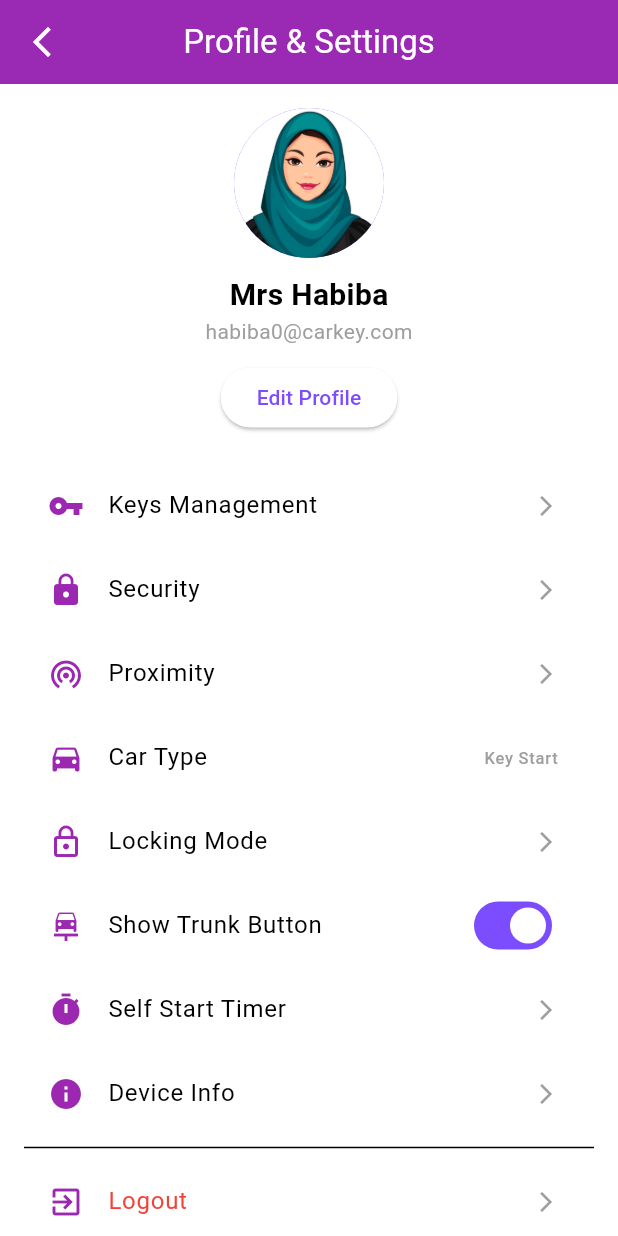
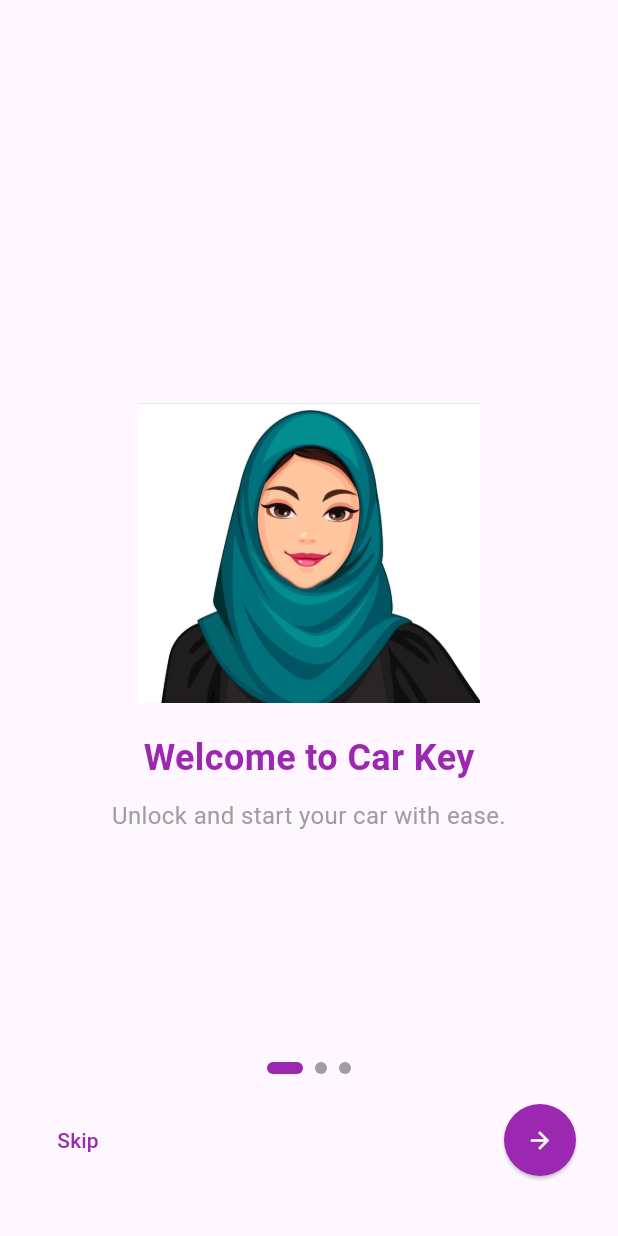
Before and after one commit to m16-omar/carkey_app, a Flutter app: the screen it shows after launch, on a phone screen of 412 x 824 dp. Run offline on Flutter 3.47's test engine with Material 3 defaults, Android fonts, the light colour scheme and no system bars; drawn by our look-alikes of smooth_page_indicator.

Commit message:
Add files via upload

```diff
--- a/lib/main.dart
+++ b/lib/main.dart
@@ -1,6 +1,8 @@
-// import 'package:carkey_app/screens/dashboard_screen.dart';
+import 'package:flutter/material.dart';
+import 'package:carkey_app/screens/splash_screen.dart';
+import 'package:carkey_app/screens/onboarding_screen.dart';
+import 'package:carkey_app/screens/dashboard_screen.dart';
 import 'package:carkey_app/screens/settings_screen.dart';
-import 'package:flutter/material.dart';
 
 void main() {
   runApp(const MyApp());
@@ -8,19 +10,19 @@
 
 class MyApp extends StatelessWidget {
   const MyApp({super.key});
+
   @override
   Widget build(BuildContext context) {
     return MaterialApp(
       debugShowCheckedModeBanner: false,
-      theme: ThemeData(
-        primaryColor: Colors.deepPurpleAccent,
-        colorScheme: ColorScheme.light(
-          primary: Colors.deepPurpleAccent,
-          secondary: Colors.green,
-          background: Colors.white,
-        ),
-      ),
-      home: const ProfileSettingsScreen(),
+      title: 'CarKey App',
+      initialRoute: '/splash',
+      routes: {
+        '/splash': (context) => SplashScreen(),
+        '/onboarding': (context) => OnboardingScreen(),
+        '/dashboard': (context) => const DashboardScreen(),
+        '/profile_settings': (context) => const ProfileSettingsScreen(),
+      },
     );
   }
 }
--- /dev/null
+++ b/lib/screens/onboarding_screen.dart
@@ -0,0 +1,129 @@
+import 'package:flutter/material.dart';
+import 'package:smooth_page_indicator/smooth_page_indicator.dart';
+
+class OnboardingScreen extends StatefulWidget {
+  @override
+  _OnboardingScreenState createState() => _OnboardingScreenState();
+}
+
+class _OnboardingScreenState extends State<OnboardingScreen> {
+  final PageController _controller = PageController();
+  bool isLastPage = false;
+
+  @override
+  Widget build(BuildContext context) {
+    return Scaffold(
+      body: Stack(
+        children: [
+          PageView(
+            controller: _controller,
+            onPageChanged: (index) {
+              setState(() => isLastPage = index == 2);
+            },
+            children: [
+              buildPage(
+                image: 'assets/images/driver.png',
+                title: 'Welcome to Car Key',
+                subtitle: 'Unlock and start your car with ease.',
+              ),
+              buildPage(
+                image: 'assets/images/driver.png',
+                title: 'Secure Access',
+                subtitle: 'Manage and share car access securely.',
+              ),
+              buildPage(
+                image: 'assets/images/driver.png',
+                title: 'Get Started',
+                subtitle: 'Enjoy seamless car control.',
+              ),
+            ],
+          ),
+          Positioned(
+            bottom: 40,
+            left: 20,
+            right: 20,
+            child: Column(
+              children: [
+                SmoothPageIndicator(
+                  controller: _controller,
+                  count: 3,
+                  effect: ExpandingDotsEffect(
+                    activeDotColor: Colors.purple,
+                    dotHeight: 8,
+                    dotWidth: 8,
+                  ),
+                ),
+                const SizedBox(height: 20),
+                isLastPage
+                    ? ElevatedButton(
+                        onPressed: () {
+                          Navigator.pushReplacementNamed(context, '/dashboard');
+                        },
+                        style: ElevatedButton.styleFrom(
+                          backgroundColor: Colors.purple,
+                          shape: RoundedRectangleBorder(
+                            borderRadius: BorderRadius.circular(10),
+                          ),
+                          minimumSize: Size(double.infinity, 50),
+                        ),
+                        child: const Text('Get Started',
+                            style: TextStyle(color: Colors.white)),
+                      )
+                    : Row(
+                        mainAxisAlignment: MainAxisAlignment.spaceBetween,
+                        children: [
+                          TextButton(
+                            onPressed: () => _controller.jumpToPage(2),
+                            child: const Text('Skip',
+                                style: TextStyle(color: Colors.purple)),
+                          ),
+                          ElevatedButton(
+                            onPressed: () => _controller.nextPage(
+                              duration: const Duration(milliseconds: 300),
+                              curve: Curves.easeInOut,
+                            ),
+                            style: ElevatedButton.styleFrom(
+                              backgroundColor: Colors.purple,
+                              shape: CircleBorder(),
+                              padding: EdgeInsets.all(15),
+                            ),
+                            child: const Icon(Icons.arrow_forward,
+                                color: Colors.white),
+                          ),
+                        ],
+                      ),
+              ],
+            ),
+          ),
+        ],
+      ),
+    );
+  }
+
+  Widget buildPage(
+      {required String image,
+      required String title,
+      required String subtitle}) {
+    return Column(
+      mainAxisAlignment: MainAxisAlignment.center,
+      children: [
+        Image.asset(image, height: 200),
+        const SizedBox(height: 20),
+        Text(
+          title,
+          style: const TextStyle(
+              fontSize: 24, fontWeight: FontWeight.bold, color: Colors.purple),
+        ),
+        const SizedBox(height: 10),
+        Padding(
+          padding: const EdgeInsets.symmetric(horizontal: 30),
+          child: Text(
+            subtitle,
+            textAlign: TextAlign.center,
+            style: const TextStyle(fontSize: 16, color: Colors.grey),
+          ),
+        ),
+      ],
+    );
+  }
+}
--- a/lib/screens/settings_screen.dart
+++ b/lib/screens/settings_screen.dart
@@ -10,9 +10,9 @@
         backgroundColor: Colors.purple,
         elevation: 1,
         leading: IconButton(
-          icon: const Icon(Icons.arrow_back_ios_new, color: Colors.white),
+          icon: const Icon(Icons.arrow_back, color: Colors.black),
           onPressed: () {
-            Navigator.pushNamed(context, '/dashboard');
+            Navigator.pushReplacementNamed(context, '/dashboard');
           },
         ),
         title: const Text(
--- /dev/null
+++ b/lib/screens/splash_screen.dart
@@ -0,0 +1,43 @@
+import 'package:flutter/material.dart';
+import 'dart:async';
+
+class SplashScreen extends StatefulWidget {
+  @override
+  _SplashScreenState createState() => _SplashScreenState();
+}
+
+class _SplashScreenState extends State<SplashScreen> {
+  @override
+  void initState() {
+    super.initState();
+    Timer(const Duration(seconds: 3), () {
+      Navigator.pushReplacementNamed(context, '/onboarding');
+    });
+  }
+
+  @override
+  Widget build(BuildContext context) {
+    return Scaffold(
+      backgroundColor: Colors.white,
+      body: Center(
+        child: Column(
+          mainAxisAlignment: MainAxisAlignment.center,
+          children: [
+            Text(
+              'Car Key',
+              style: TextStyle(
+                fontSize: 32,
+                fontWeight: FontWeight.bold,
+                color: Colors.purple,
+              ),
+            ),
+            SizedBox(height: 20),
+            CircularProgressIndicator(
+              valueColor: AlwaysStoppedAnimation<Color>(Colors.purple),
+            ),
+          ],
+        ),
+      ),
+    );
+  }
+}
```
